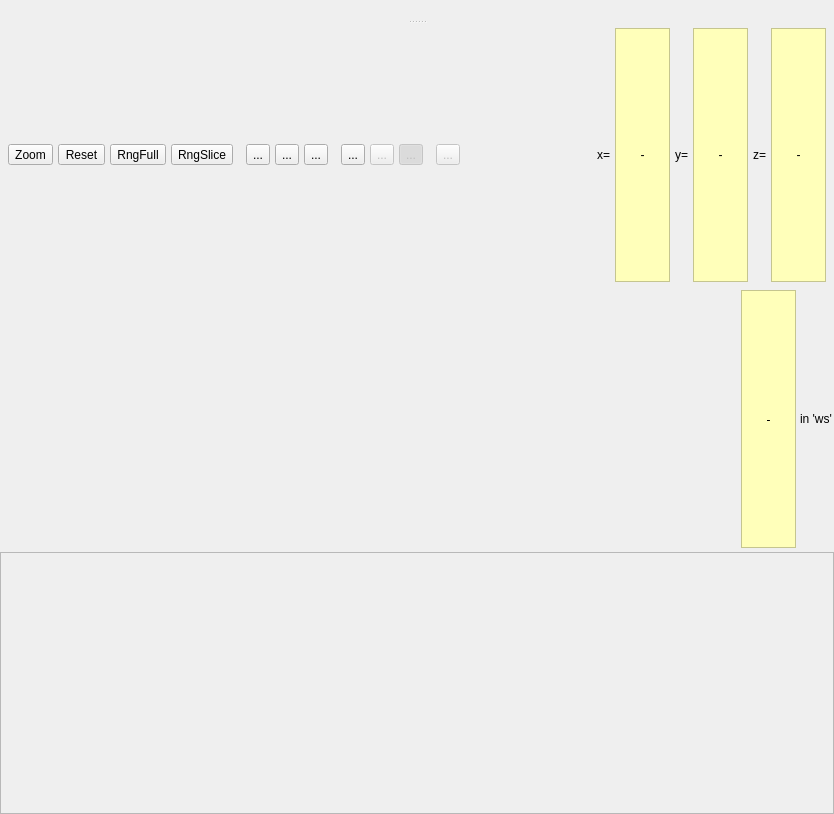
Before: the Qt Designer form Code/Mantid/MantidQt/SliceViewer/inc/MantidQtSliceViewer/SliceViewer.ui in mantidproject/mantid, drawn with Qt 5.
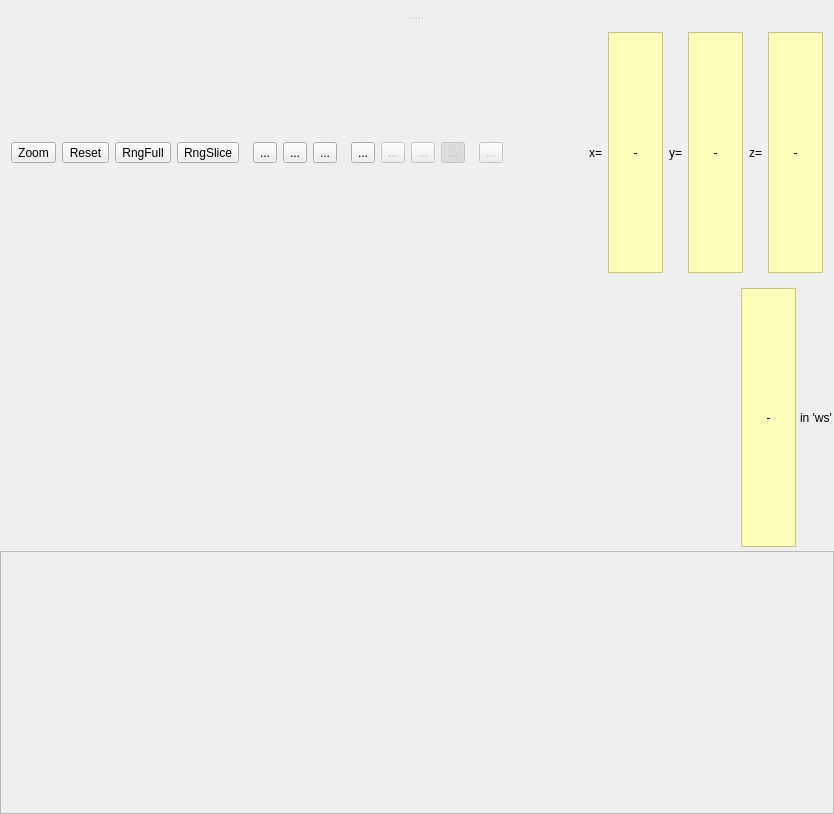
After: the same form once the commit is applied. Icons and pictures are not drawn. Custom widgets are drawn as their Qt base class.

Commit message:
refs #6272 Auto refresh introduced.
An extra button and an extra menu option has been added for this. There are two points that I want to address and check. Firstly, we currently have a lock mode, which is a kind of auto update, but only for when the sliders are moved. Its probably confusing to have two forms of autoupdate, so we should probably roll them into the single lock mode. This should be easy to do. Secondly, if we do not opt for this, it might be best to make the auto refesh icon look something like the current refresh icon, to save confusion.

The edit to the form file:
```diff
--- a/Code/Mantid/MantidQt/SliceViewer/inc/MantidQtSliceViewer/SliceViewer.ui
+++ b/Code/Mantid/MantidQt/SliceViewer/inc/MantidQtSliceViewer/SliceViewer.ui
@@ -89,21 +89,6 @@
           <enum>QFrame::Raised</enum>
          </property>
          <layout class="QHBoxLayout" name="horizontalLayout">
-          <property name="spacing">
-           <number>5</number>
-          </property>
-          <property name="leftMargin">
-           <number>8</number>
-          </property>
-          <property name="topMargin">
-           <number>4</number>
-          </property>
-          <property name="rightMargin">
-           <number>8</number>
-          </property>
-          <property name="bottomMargin">
-           <number>4</number>
-          </property>
           <item>
            <widget class="QToolButton" name="btnZoom">
             <property name="enabled">
@@ -318,6 +303,35 @@
             </property>
            </widget>
           </item>
+          <item>
+           <widget class="QToolButton" name="btnAutoRebin">
+            <property name="enabled">
+             <bool>false</bool>
+            </property>
+            <property name="toolTip">
+             <string>Overlay a peaks workspace</string>
+            </property>
+            <property name="text">
+             <string>...</string>
+            </property>
+            <property name="icon">
+             <iconset resource="../../icons/SliceViewerIcons.qrc">
+              <normaloff>:/SliceViewer/icons/auto_rebin.png</normaloff>:/SliceViewer/icons/auto_rebin.png</iconset>
+            </property>
+            <property name="iconSize">
+             <size>
+              <width>18</width>
+              <height>18</height>
+             </size>
+            </property>
+            <property name="checkable">
+             <bool>true</bool>
+            </property>
+            <property name="toolButtonStyle">
+             <enum>Qt::ToolButtonIconOnly</enum>
+            </property>
+           </widget>
+          </item>
           <item>
            <widget class="QToolButton" name="btnRebinLock">
             <property name="enabled">
```
The commit also changes 6 other files.
